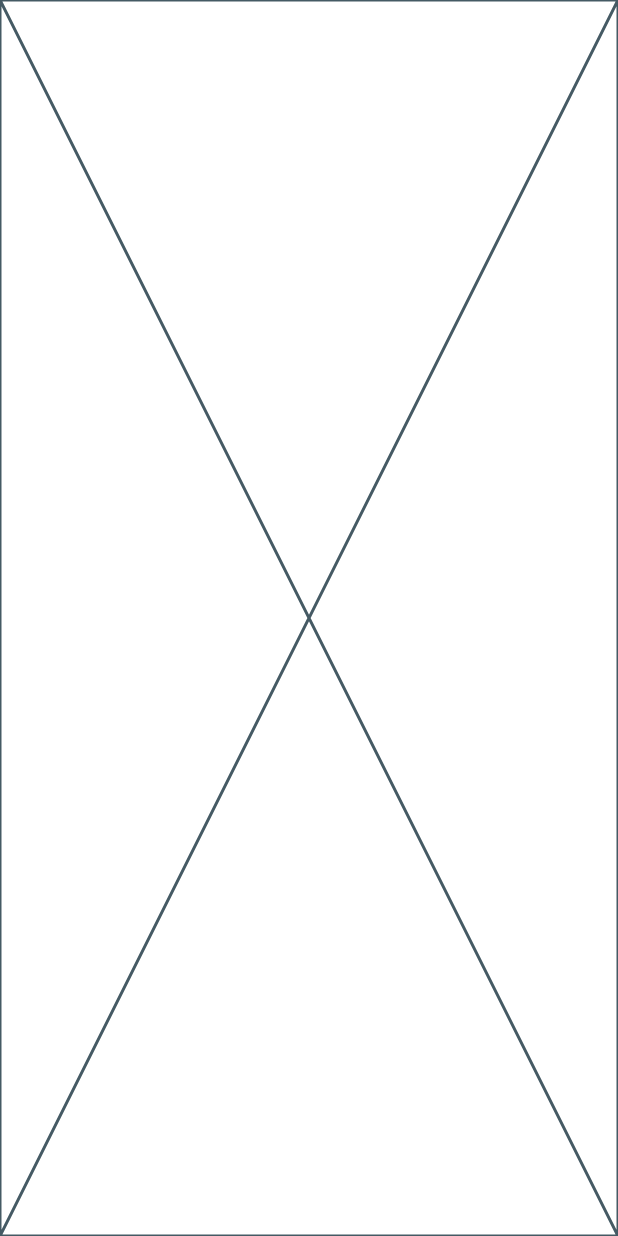
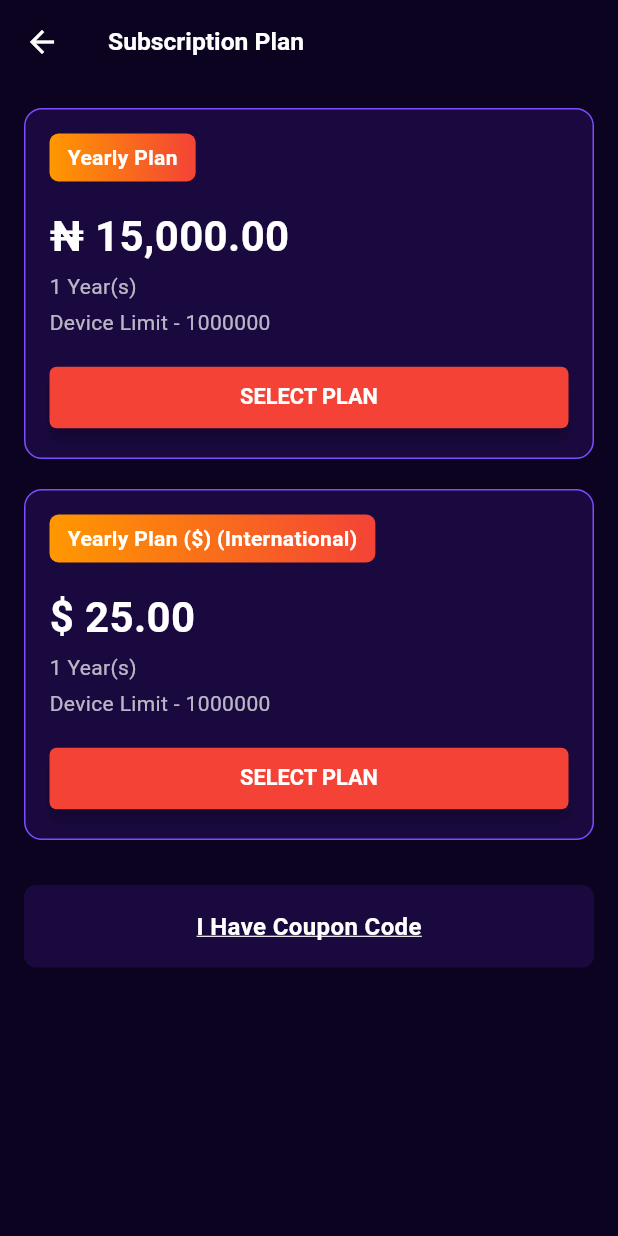
Before and after one commit to nizam-app/oloflix, a Flutter app: the HomeScreen screen opened by its route, after a tap on the "workspace premium" icon, on a phone screen of 412 x 824 dp. Run offline on Flutter 3.47's test engine with Material 3 defaults, Android fonts, the phone set to English and light mode, and no system bars; our stand-ins replace carousel_slider, flutter_riverpod, flutter_screenutil, get, go_router; missing offline and left inert: dart:ffi.

Commit message:
Add promotion images and update home UI
Added new promotion images to assets and replaced the SponsorBanner with a new PromosionSlider in the home screen. Implemented a footer section widget and updated the subscription plan screen with styled plan cards and coupon code section. Removed unused widget file.

```diff
--- a/lib/features/home/screens/subscription_plan_screen.dart
+++ b/lib/features/home/screens/subscription_plan_screen.dart
@@ -5,6 +5,118 @@ class SubscriptionPlanScreen extends StatelessWidget {
 
   @override
   Widget build(BuildContext context) {
-    return const Placeholder();
-  }
-}
+    return   Scaffold(
+    backgroundColor: const Color(0xFF0C0320), // dark purple background
+    appBar: AppBar(
+    backgroundColor: Colors.transparent,
+    elevation: 0,
+    title: const Text("Subscription Plan"),
+    ),
+    body: SingleChildScrollView(
+    padding: const EdgeInsets.all(16),
+    child: Column(
+    crossAxisAlignment: CrossAxisAlignment.start,
+    children: [
+    planCard(
+    title: "Yearly Plan",
+    price: "₦ 15,000.00",
+    duration: "1 Year(s)",
+    deviceLimit: "1000000",
+    gradient: const LinearGradient(colors: [Colors.orange, Colors.red]),
+    ),
+    const SizedBox(height: 20),
+    planCard(
+    title: "Yearly Plan (\$) (International)",
+    price: "\$ 25.00",
+    duration: "1 Year(s)",
+    deviceLimit: "1000000",
+    gradient: const LinearGradient(colors: [Colors.orange, Colors.red]),
+    ),
+    const SizedBox(height: 30),
+    Container(
+    padding: const EdgeInsets.symmetric(vertical: 16),
+    width: double.infinity,
+    decoration: BoxDecoration(
+    color: const Color(0xFF1A093F),
+    borderRadius: BorderRadius.circular(8),
+    ),
+    child: const Center(
+    child: Text(
+    "I Have Coupon Code",
+    style: TextStyle(color: Colors.white, fontWeight: FontWeight.bold, fontSize: 16, decoration: TextDecoration.underline),
+    ),
+    ),
+    ),
+    ],
+    ),
+    ),
+    );
+    }
+
+    Widget planCard({
+    required String title,
+    required String price,
+    required String duration,
+    required String deviceLimit,
+    required Gradient gradient,
+    }) {
+    return Container(
+    padding: const EdgeInsets.all(16),
+    decoration: BoxDecoration(
+    gradient: const LinearGradient(
+    colors: [Color(0xFF1A093F), Color(0xFF1A093F)],
+    ),
+    borderRadius: BorderRadius.circular(12),
+    border: Border.all(color: Colors.deepPurpleAccent),
+    ),
+    child: Column(
+    crossAxisAlignment: CrossAxisAlignment.start,
+    children: [
+    Container(
+    padding: const EdgeInsets.symmetric(horizontal: 12, vertical: 6),
+    decoration: BoxDecoration(
+    gradient: gradient,
+    borderRadius: BorderRadius.circular(6),
+    ),
+    child: Text(
+    title,
+    style: const TextStyle(color: Colors.white, fontWeight: FontWeight.bold),
+    ),
+    ),
+    const SizedBox(height: 16),
+    Text(
+    price,
+    style: const TextStyle(
+    fontSize: 28,
+    fontWeight: FontWeight.bold,
+    color: Colors.white,
+    ),
+    ),
+    const SizedBox(height: 4),
+    Text(
+    duration,
+    style: const TextStyle(color: Colors.white70),
+    ),
+    const SizedBox(height: 4),
+    Text(
+    "Device Limit - $deviceLimit",
+    style: const TextStyle(color: Colors.white70),
+    ),
+    const SizedBox(height: 16),
+    SizedBox(
+    width: double.infinity,
+    child: ElevatedButton(
+    onPressed: () {},
+    style: ElevatedButton.styleFrom(
+    backgroundColor: Colors.red,
+    foregroundColor: Colors.white,
+    padding: const EdgeInsets.symmetric(vertical: 12),
+    ),
+    child: const Text("SELECT PLAN"),
+    ),
+    ),
+    ],
+    ),
+    );
+    }
+    }
--- /dev/null
+++ b/lib/features/home/widgets/aboute_fooder.dart
@@ -0,0 +1,78 @@
+import 'package:flutter/material.dart';
+import 'package:flutter_screenutil/flutter_screenutil.dart';
+import 'package:market_jango/core/constants/color_control/all_color.dart';
+
+class FooterSection extends StatelessWidget {
+  @override
+  Widget build(BuildContext context) {
+    return Container(
+      color: const Color(0xFF171029),
+      width: double.infinity,
+      padding: EdgeInsets.symmetric(horizontal: 10.w, vertical: 30.h),
+      child: Column(
+        crossAxisAlignment: CrossAxisAlignment.start,
+        children: [
+          Wrap(
+            spacing: 20.w,
+            children: const [
+              FooterLink("About"),
+              FooterLink("Terms Of Use"),
+              FooterLink("Privacy Policy"),
+              FooterLink("Pricing & Refunds"),
+              FooterLink("Contact"),
+              FooterLink("Delete Account"),
+            ],
+          ),
+          SizedBox(height: 20.h),
+          Text(
+            "Copyright © 2025 oloflix.tv | Built by turgidWEB.COM",
+            style: TextStyle(color: Colors.white70, fontSize: 12.sp),
+          ),
+          SizedBox(height: 30.h),
+          Text(
+            "Connect with us",
+            style: TextStyle(color: Colors.white, fontSize: 14.sp, fontWeight: FontWeight.bold),
+          ),
+          SizedBox(height: 10.h),
+          Row(
+            children: [
+              Container(
+                width: 35.w,
+                height: 35.w,
+                decoration: BoxDecoration(
+                  shape: BoxShape.circle,
+                  color: Colors.white,
+                ),
+                child: const Icon(Icons.alternate_email, color: Colors.black),
+              ),
+              SizedBox(width: 10.w),
+              Container(
+                width: 35.w,
+                height: 35.w,
+                decoration: BoxDecoration(
+                  shape: BoxShape.circle,
+                  color: Colors.white,
+                ),
+                child: const Icon(Icons.camera_alt, color: Colors.black),
+              ),
+            ],
+          ),
+        ],
+      ),
+    );
+  }
+}
+
+class FooterLink extends StatelessWidget {
+  final String text;
+
+  const FooterLink(this.text);
+
+  @override
+  Widget build(BuildContext context) {
+    return Text(
+      text,
+      style: TextStyle(color: AllColor.white70, fontSize: 13.sp, ),
+    );
+  }
+}
```
Also changed, not shown: lib/features/home/screens/home_screen.dart (+18 -52 lines), assets/images/promotion.jpg (added), assets/images/promotion1.jpeg (added), assets/images/promotion2.jpg (added), assets/images/promotion3.webp (added), 1 other file.
